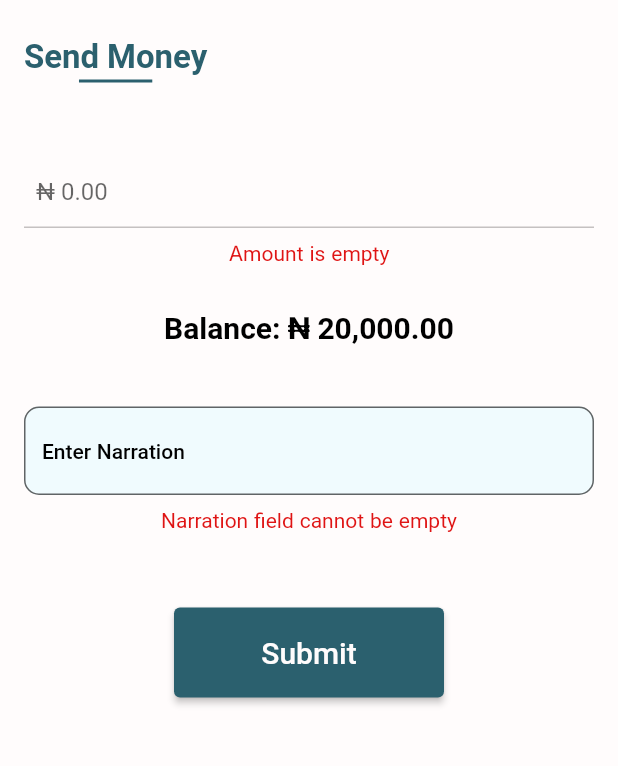
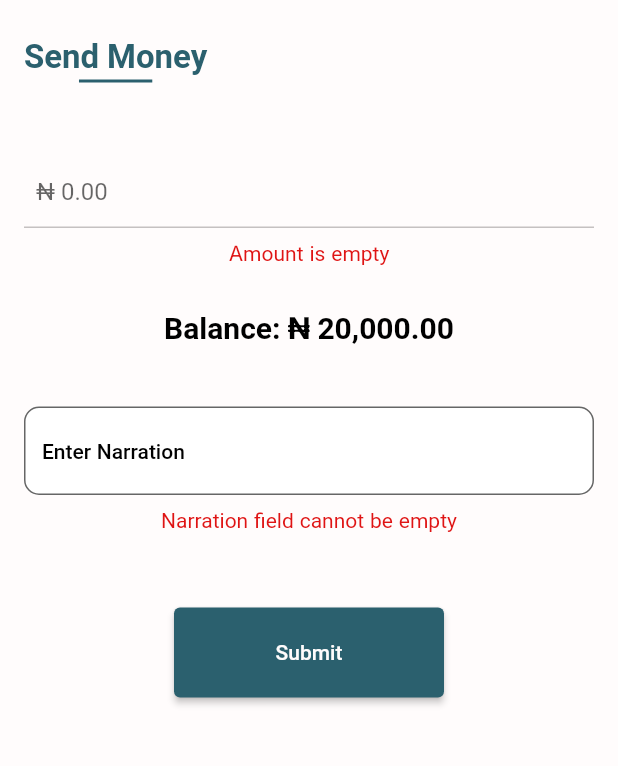
Before and after one commit to OkoroaforKelechiDivine/onchain-strip-X-base-payment-method, a Flutter app: the SendMoneyScreen screen opened directly with sample values from the repository, on a phone screen of 412 x 824 dp, the part 216-982 px from its top. Run offline on Flutter 3.47's test engine with Material 2 defaults, Android fonts, the phone set to English and light mode, and no system bars; our stand-ins replace dio, google_fonts, grouped_list.

Commit message:
changed text size

```diff
--- a/lib/screens/transfer_to_bank/send_money.dart
+++ b/lib/screens/transfer_to_bank/send_money.dart
@@ -205,11 +205,12 @@ class _SendMoneyScreenState extends State<SendMoneyScreen> {
             hintText: 'Enter Narration',
             labelStyle: const TextStyle(color: AppColors.lightGrey, fontSize: AppFontSize.size16),
             filled: true,
-            fillColor: AppColors.lightBlue,
+            fillColor: AppColors.pureWhite,
             border: OutlineInputBorder(
               borderRadius: BorderRadius.circular(10.0),
               borderSide: const BorderSide(
-                  color: AppColors.lightBlue, width: 2.0
+                  color: AppColors.pureWhite,
+                  width: 2.0
               ),
             ),
             focusedBorder: OutlineInputBorder(
@@ -259,7 +260,7 @@ class _SendMoneyScreenState extends State<SendMoneyScreen> {
           'Submit',
           style: TextStyle(
             color: AppColors.deepWhite,
-            fontSize: AppFontSize.size20,
+            fontSize: AppFontSize.size14,
           ),
         ),
       ),
```
